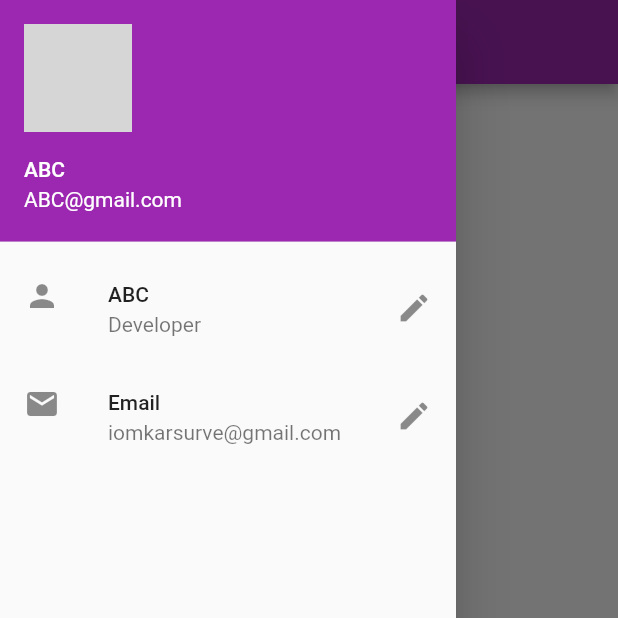
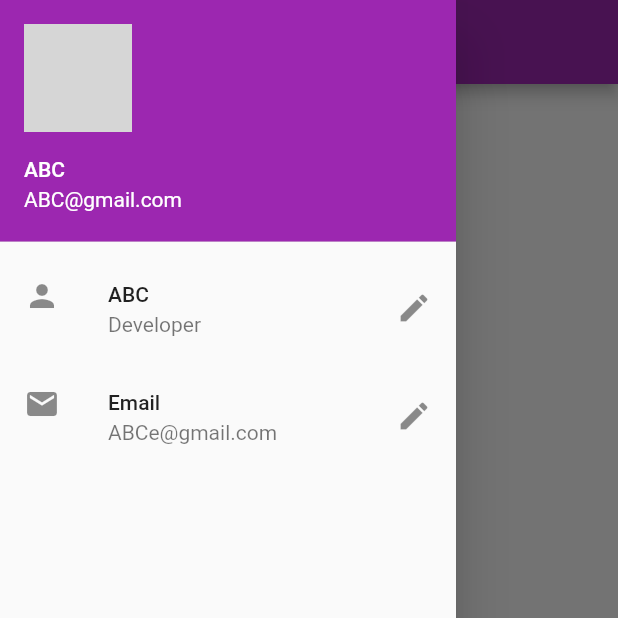
Before and after one commit to iomkarsurve/learnflutter, a Flutter app: the screen it shows after launch, with the side drawer open, on a phone screen of 412 x 824 dp, the top half of it. Run offline on Flutter 3.47's test engine with Material 2 defaults, Android fonts, the phone set to English and light mode, and no system bars; network calls fail; grey boxes are pictures that could not be loaded.

Commit message:
chapter 4 completed Drawer

```diff
--- a/lib/main.dart
+++ b/lib/main.dart
@@ -54,7 +54,7 @@ class HomePage extends StatelessWidget {
             ListTile(
               leading: Icon(Icons.email),
               title: Text("Email"),
-              subtitle: Text("iomkarsurve@gmail.com"),
+              subtitle: Text("ABCe@gmail.com"),
               trailing: Icon(Icons.edit),
             )
           ],
```
